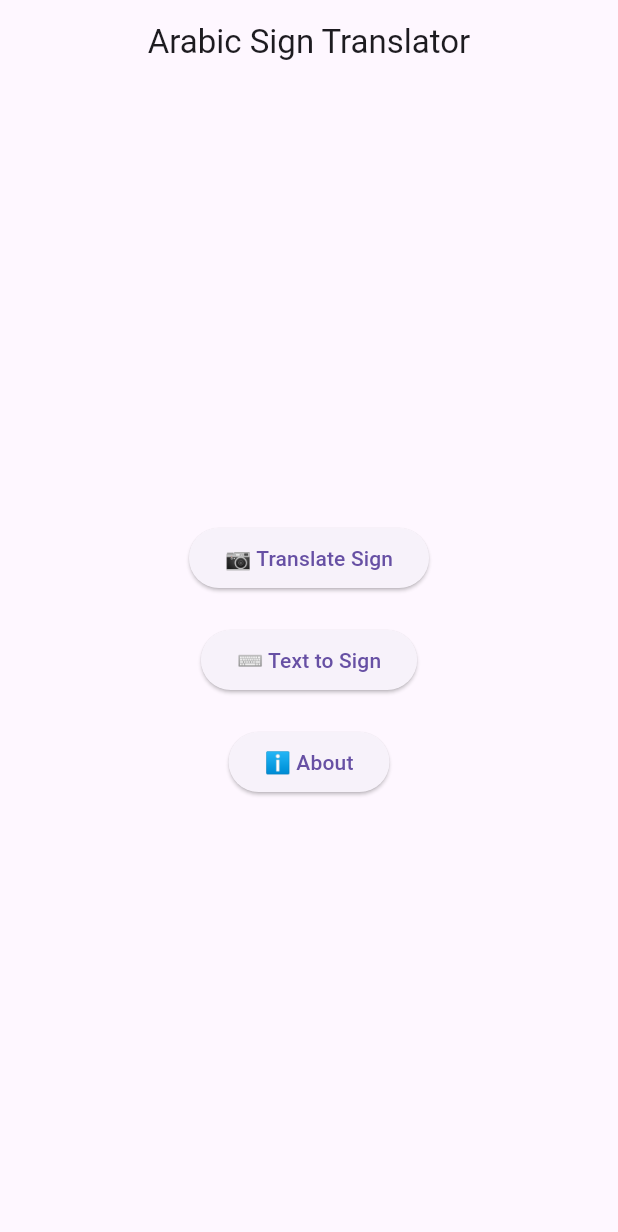
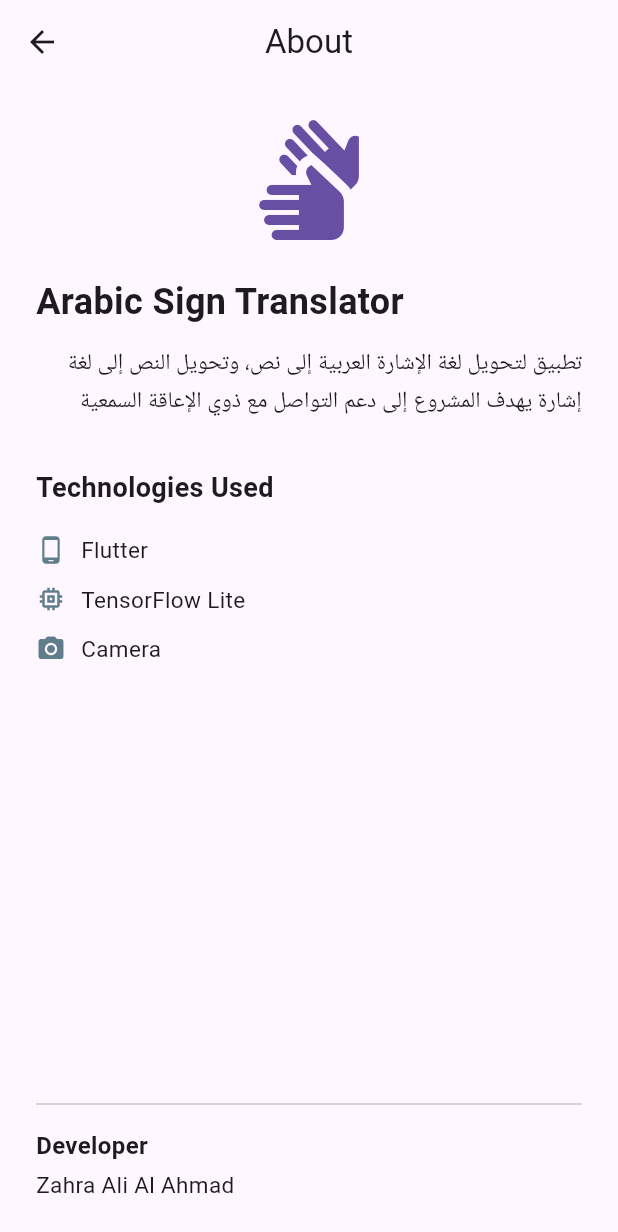
Before and after one commit to Z4hra25/arabic-sign-translator, a Flutter app: the screen it shows after launch, after a tap on "ℹ About", on a phone screen of 412 x 824 dp. Shown: the top 1232 px of the screen. Run offline on Flutter 3.47's test engine with Material 3 defaults, Android fonts, the phone set to English and light mode, and no system bars; our stand-ins replace camera.

Commit message:
Implement camera preview, Text to Sign, About screen, and UI improvements

```diff
--- /dev/null
+++ b/lib/screens/about_screen.dart
@@ -0,0 +1,76 @@
+import 'package:flutter/material.dart';
+
+class AboutScreen extends StatelessWidget {
+  const AboutScreen({super.key});
+
+  @override
+  Widget build(BuildContext context) {
+    return Scaffold(
+      appBar: AppBar(
+        title: const Text("About"),
+        centerTitle: true,
+      ),
+      body: Padding(
+        padding: const EdgeInsets.all(24),
+        child: Column(
+          crossAxisAlignment: CrossAxisAlignment.start,
+          children: [
+            Center(
+              child: Icon(
+                Icons.sign_language,
+                size: 80,
+                color: Theme.of(context).colorScheme.primary,
+              ),
+            ),
+            const SizedBox(height: 24),
+            const Text(
+              "Arabic Sign Translator",
+              style: TextStyle(fontSize: 24, fontWeight: FontWeight.bold),
+            ),
+            const SizedBox(height: 12),
+            const Text(
+             "تطبيق لتحويل لغة الإشارة العربية إلى نص، وتحويل النص إلى لغة إشارة يهدف المشروع إلى دعم التواصل مع ذوي الإعاقة السمعية",
+
+              style: TextStyle(fontSize: 15, height: 1.6),
+              textAlign: TextAlign.right,
+            ),
+            const SizedBox(height: 32),
+            const Text(
+              "Technologies Used",
+              style: TextStyle(fontSize: 18, fontWeight: FontWeight.bold),
+            ),
+            const SizedBox(height: 12),
+            _techTile(Icons.phone_android, "Flutter"),
+            _techTile(Icons.memory, "TensorFlow Lite"),
+            _techTile(Icons.camera_alt, "Camera"),
+            const Spacer(),
+            const Divider(),
+            const SizedBox(height: 8),
+            const Text(
+              "Developer",
+              style: TextStyle(fontSize: 16, fontWeight: FontWeight.bold),
+            ),
+            const SizedBox(height: 4),
+            const Text(
+              "Zahra Ali Al Ahmad",
+              style: TextStyle(fontSize: 15),
+            ),
+          ],
+        ),
+      ),
+    );
+  }
+
+  Widget _techTile(IconData icon, String label) {
+    return Padding(
+      padding: const EdgeInsets.symmetric(vertical: 6),
+      child: Row(
+        children: [
+          Icon(icon, size: 20, color: Colors.blueGrey),
+          const SizedBox(width: 10),
+          Text(label, style: const TextStyle(fontSize: 15)),
+        ],
+      ),
+    );
+  }
+}
--- a/lib/screens/home_screen.dart
+++ b/lib/screens/home_screen.dart
@@ -1,5 +1,7 @@
 import 'package:flutter/material.dart';
 import 'translate_screen.dart';
+import 'text_to_sign_screen.dart';
+import 'about_screen.dart';
 
 class HomeScreen extends StatelessWidget {
   const HomeScreen({super.key});
@@ -28,12 +30,26 @@ class HomeScreen extends StatelessWidget {
             ),
             const SizedBox(height: 20),
             ElevatedButton(
-              onPressed: () {},
+              onPressed: () {
+                Navigator.push(
+                  context,
+                  MaterialPageRoute(
+                    builder: (context) => const TextToSignScreen(),
+                  ),
+                );
+              },
               child: const Text("⌨️ Text to Sign"),
             ),
             const SizedBox(height: 20),
             ElevatedButton(
-              onPressed: () {},
+              onPressed: () {
+                Navigator.push(
+                  context,
+                  MaterialPageRoute(
+                    builder: (context) => const AboutScreen(),
+                  ),
+                );
+              },
               child: const Text("ℹ About"),
             ),
           ],
--- a/pubspec.yaml
+++ b/pubspec.yaml
@@ -34,6 +34,7 @@ dependencies:
   # The following adds the Cupertino Icons font to your application.
   # Use with the CupertinoIcons class for iOS style icons.
   cupertino_icons: ^1.0.8
+  camera: ^0.11.0+2
 
 dev_dependencies:
   flutter_test:
```
Also changed, not shown: lib/screens/text_to_sign_screen.dart (added, +103 -0 lines), lib/screens/translate_screen.dart (+57 -57 lines), pubspec.lock, 1 other file.
